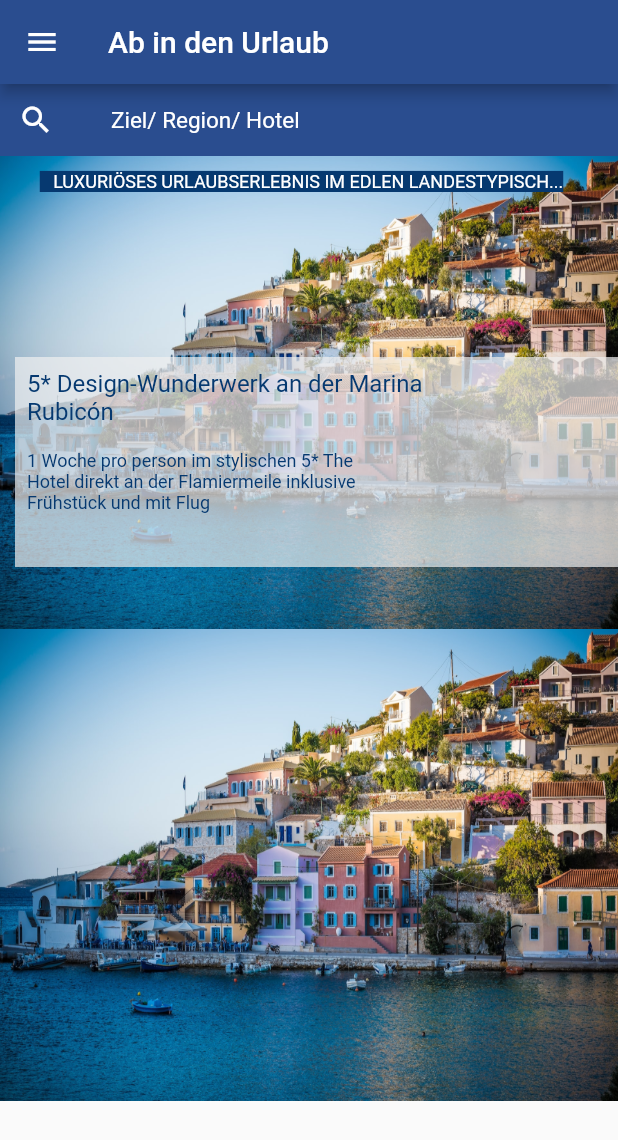
After one commit to nico0704/test_3, a Flutter app: the screen it shows after launch, after a tap on "Urlaub Screen", on a phone screen of 412 x 824 dp. The commit adds this screen. Shown: the top 1140 px of the screen. Run offline on Flutter 3.47's test engine with Material 2 defaults, Android fonts, the phone set to English and light mode, and no system bars.

Commit message:
Urlaub Screen implemented

```diff
--- a/lib/screens/start_screen.dart
+++ b/lib/screens/start_screen.dart
@@ -1,6 +1,7 @@
 import 'package:flutter/material.dart';
 import 'package:test_3/screens/second_screen.dart';
 import 'package:test_3/screens/third_screen.dart';
+import 'package:test_3/screens/urlaub_screen.dart';
 
 class StartScreen extends StatelessWidget {
   const StartScreen({Key? key}) : super(key: key);
@@ -40,6 +41,13 @@ class StartScreen extends StatelessWidget {
                     );
                   },
                   child: Text("Stack bsp")),
+              ElevatedButton(
+                  onPressed: () async {
+                    print("Urlaubscreen");
+                    Navigator.push(context, MaterialPageRoute(builder: (context) => UrlaubScreen()),
+                    );
+                  },
+                  child: Text("Urlaub Screen")),
               machZeile("24"),
               machZeile("Augenfarbe: gruen"),
               machZeile("HELLO WORLD"),
--- /dev/null
+++ b/lib/screens/urlaub_screen.dart
@@ -0,0 +1,122 @@
+import 'package:flutter/material.dart';
+
+class UrlaubScreen extends StatelessWidget {
+  const UrlaubScreen({Key? key}) : super(key: key);
+
+  @override
+  Widget build(BuildContext context) {
+    return Scaffold(
+      drawer: Drawer(
+        // intentionally blank
+      ),
+      appBar: AppBar(
+        backgroundColor: Color.fromRGBO(42, 77, 143, 1),
+        title: Text(
+          "Ab in den Urlaub",
+        ),
+      ),
+      body: (SingleChildScrollView(
+          child: Column(
+            children: [
+              Container(
+                color: Color.fromRGBO(42, 77, 143, 1),
+                child: Row(
+                  children: [
+                    Container(
+                      child: IconButton(
+                          color: Color.fromRGBO(255, 255, 255, 1),
+                          onPressed: () {
+                            // intentionally blank
+                          },
+                          icon: const Icon(Icons.search)),
+                    ),
+                    Container(
+                        child: Text(
+                          "       Ziel/ Region/ Hotel",
+                          style: TextStyle(
+                              fontWeight: FontWeight.normal,
+                              fontSize: 15.0,
+                              color: Color.fromRGBO(255, 255, 255, 1)),
+                        ))
+                  ],
+                ),
+              ),
+              Container(
+                width: double.infinity,
+                height: 315,
+                decoration: BoxDecoration(
+                  image: DecorationImage(
+                    image: AssetImage("lib/assets/bucht.jpg"),
+                    fit: BoxFit.fill,
+                  ),
+                ),
+                child: Container(
+                  child: Column(
+                    children: [
+                      Padding(
+                        padding: const EdgeInsets.fromLTRB(0, 10, 10, 10),
+                        child: Container(
+                            child: Text(
+                              "   LUXURIÖSES URLAUBSERLEBNIS IM EDLEN LANDESTYPISCH...",
+                              style: TextStyle(
+                                  backgroundColor: Color.fromRGBO(6, 57, 112, 1.0),
+                                  color: Colors.white,
+                                  fontSize: 12.0),
+                            )),
+                      ),
+                      Padding(
+                        padding: const EdgeInsets.fromLTRB(10, 100, 0, 0),
+                        child: Container(
+                          width: 410,
+                          height: 140,
+                          color: Color.fromRGBO(240, 240, 240, 0.7),
+                          child: Column(
+                            children: [
+                              Container(
+                                alignment: Alignment.centerLeft,
+                                child: Padding(
+                                  padding: const EdgeInsets.all(8.0),
+                                  child: Text(
+                                    "5* Design-Wunderwerk an der Marina \nRubicón",
+                                    style: TextStyle(
+                                        color: Color.fromRGBO(6, 57, 112, 1.0),
+                                        fontSize: 16.0),
+                                  ),
+                                ),
+                              ),
+                              Container(
+                                alignment: Alignment.centerLeft,
+                                child: Padding(
+                                    padding: const EdgeInsets.all(8.0),
+                                    child: Text(
+                                      "1 Woche pro person im stylischen 5* The\nHotel direkt an der Flamiermeile inklusive\nFrühstück und mit Flug",
+                                      style: TextStyle(
+                                          color: Color.fromRGBO(6, 57, 112, 1.0),
+                                          fontSize: 12.0),
+                                    )),
+                              )
+                            ],
+                          ),
+                        ),
+                      )
+                    ],
+                  ),
+                ),
+              ),
+              Container(
+                width: double.infinity,
+                height: 315,
+                decoration: BoxDecoration(
+                  image: DecorationImage(
+                    image: AssetImage("lib/assets/bucht.jpg"),
+                    fit: BoxFit.fill,
+                  ),
+                ),
+              ),
+            ],
+          ))),
+    );
+  }
+}
+
+// Expanded wrap für Aufteilung ohne harte height angabe
--- a/pubspec.yaml
+++ b/pubspec.yaml
@@ -60,8 +60,8 @@ flutter:
   uses-material-design: true
 
   # To add assets to your application, add an assets section, like this:
-  # assets:
-  #   - images/a_dot_burr.jpeg
+  assets:
+    - lib/assets/bucht.jpg
   #   - images/a_dot_ham.jpeg
 
   # An image asset can refer to one or more resolution-specific "variants", see
```
Also changed, not shown: lib/assets/bucht.jpg (added).
